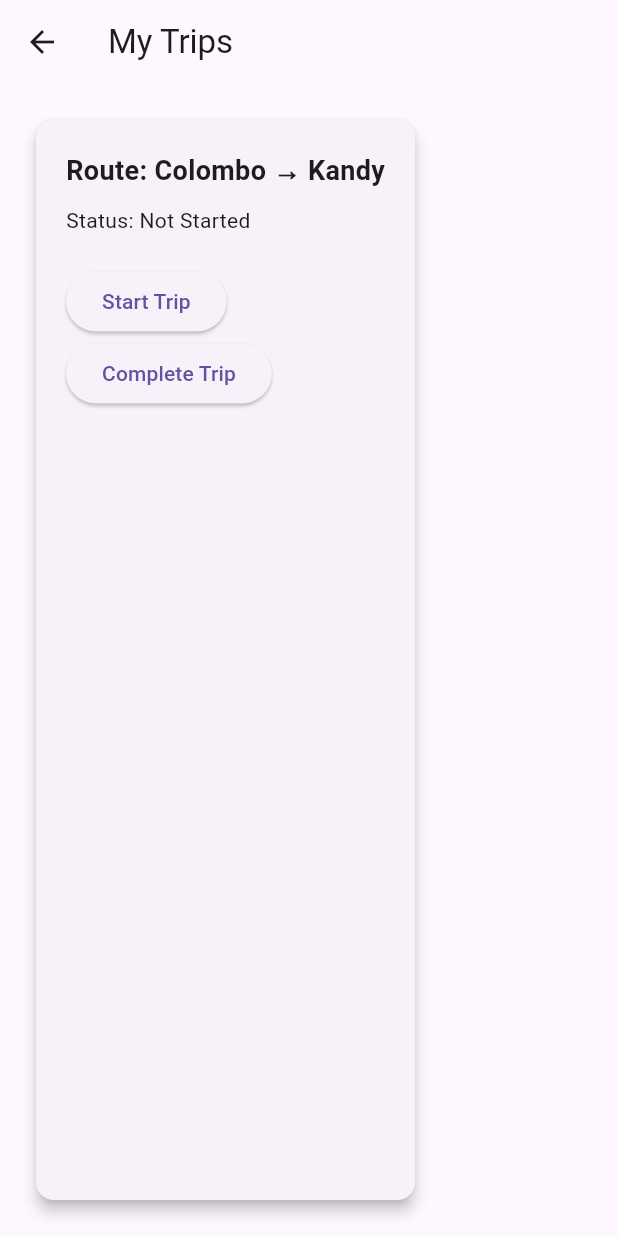
After one commit to Minanga-Methlini/HBTS, a Flutter app: the DriverLoginPage screen opened directly, after a tap on "Login", after a tap on "View Assigned Trips", on a phone screen of 412 x 824 dp. The commit adds this screen. Run offline on Flutter 3.47's test engine with Material 3 defaults, Android fonts, the phone set to English and light mode, and no system bars.

Commit message:
Add driver login, dashboard and trips screens

```diff
--- /dev/null
+++ b/lib/driver/driver_dashboard.dart
@@ -0,0 +1,43 @@
+import 'package:flutter/material.dart';
+import 'driver_trips.dart';
+
+class DriverDashboard extends StatelessWidget {
+  @override
+  Widget build(BuildContext context) {
+    return Scaffold(
+      appBar: AppBar(title: const Text("Driver Dashboard")),
+      body: Padding(
+        padding: const EdgeInsets.all(20),
+        child: Column(
+          crossAxisAlignment: CrossAxisAlignment.stretch,
+          children: [
+            const Text(
+              "Welcome, Driver!",
+              style: TextStyle(fontSize: 22, fontWeight: FontWeight.bold),
+            ),
+            const SizedBox(height: 30),
+            ElevatedButton(
+              onPressed: () {
+                Navigator.push(
+                  context,
+                  MaterialPageRoute(
+                    builder: (context) => DriverTripsPage(),
+                  ),
+                );
+              },
+              child: const Text("View Assigned Trips"),
+            ),
+            const SizedBox(height: 10),
+            ElevatedButton(
+              onPressed: () {
+                Navigator.pop(context);
+              },
+              style: ElevatedButton.styleFrom(backgroundColor: Colors.red),
+              child: const Text("Logout"),
+            ),
+          ],
+        ),
+      ),
+    );
+  }
+}
--- /dev/null
+++ b/lib/driver/driver_login.dart
@@ -0,0 +1,50 @@
+import 'package:flutter/material.dart';
+import 'driver_dashboard.dart';
+
+class DriverLoginPage extends StatelessWidget {
+  final TextEditingController emailController = TextEditingController();
+  final TextEditingController passwordController = TextEditingController();
+
+  @override
+  Widget build(BuildContext context) {
+    return Scaffold(
+      appBar: AppBar(title: const Text("Driver Login")),
+      body: Padding(
+        padding: const EdgeInsets.all(20),
+        child: Column(
+          mainAxisAlignment: MainAxisAlignment.center,
+          children: [
+            TextField(
+              controller: emailController,
+              decoration: const InputDecoration(
+                labelText: "Driver Email",
+                border: OutlineInputBorder(),
+              ),
+            ),
+            const SizedBox(height: 15),
+            TextField(
+              controller: passwordController,
+              obscureText: true,
+              decoration: const InputDecoration(
+                labelText: "Password",
+                border: OutlineInputBorder(),
+              ),
+            ),
+            const SizedBox(height: 20),
+            ElevatedButton(
+              onPressed: () {
+                Navigator.pushReplacement(
+                  context,
+                  MaterialPageRoute(
+                    builder: (context) => DriverDashboard(),
+                  ),
+                );
+              },
+              child: const Text("Login"),
+            ),
+          ],
+        ),
+      ),
+    );
+  }
+}
--- /dev/null
+++ b/lib/driver/driver_trips.dart
@@ -0,0 +1,54 @@
+import 'package:flutter/material.dart';
+
+class DriverTripsPage extends StatefulWidget {
+  @override
+  _DriverTripsPageState createState() => _DriverTripsPageState();
+}
+
+class _DriverTripsPageState extends State<DriverTripsPage> {
+  String tripStatus = "Not Started";
+
+  @override
+  Widget build(BuildContext context) {
+    return Scaffold(
+      appBar: AppBar(title: const Text("My Trips")),
+      body: Padding(
+        padding: const EdgeInsets.all(20),
+        child: Card(
+          elevation: 4,
+          child: Padding(
+            padding: const EdgeInsets.all(20),
+            child: Column(
+              crossAxisAlignment: CrossAxisAlignment.start,
+              children: [
+                const Text(
+                  "Route: Colombo → Kandy",
+                  style: TextStyle(fontSize: 18, fontWeight: FontWeight.bold),
+                ),
+                const SizedBox(height: 10),
+                Text("Status: $tripStatus"),
+                const SizedBox(height: 20),
+                ElevatedButton(
+                  onPressed: () {
+                    setState(() {
+                      tripStatus = "In Progress";
+                    });
+                  },
+                  child: const Text("Start Trip"),
+                ),
+                ElevatedButton(
+                  onPressed: () {
+                    setState(() {
+                      tripStatus = "Completed";
+                    });
+                  },
+                  child: const Text("Complete Trip"),
+                ),
+              ],
+            ),
+          ),
+        ),
+      ),
+    );
+  }
+}
--- a/lib/main.dart
+++ b/lib/main.dart
@@ -2,6 +2,7 @@ import 'package:flutter/material.dart';
 import 'screens/login_page.dart';
 import 'admin/dashboard.dart';
 import 'admin/home.dart';
+
 
 void main() {
   runApp(const HBTSApp());
```
Also changed, not shown: 1 other file.
